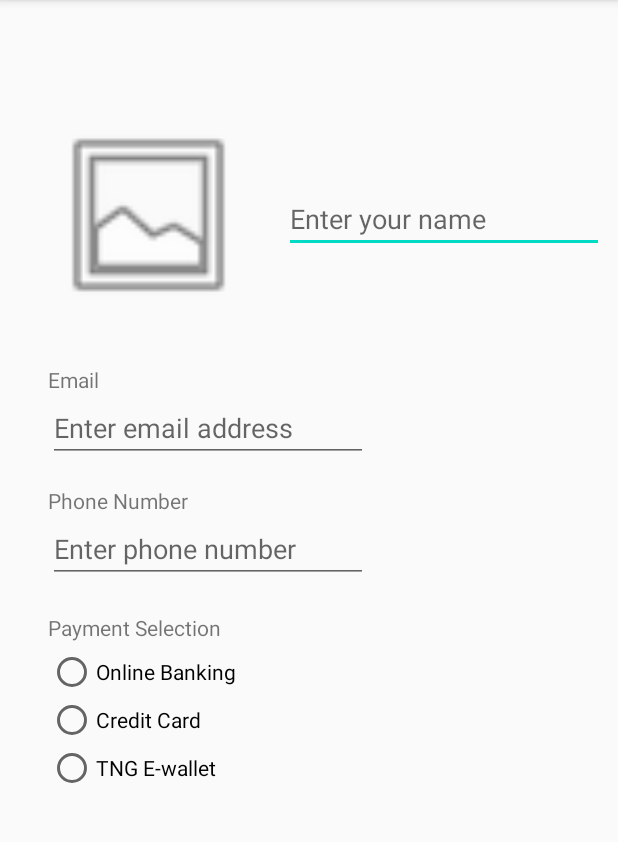
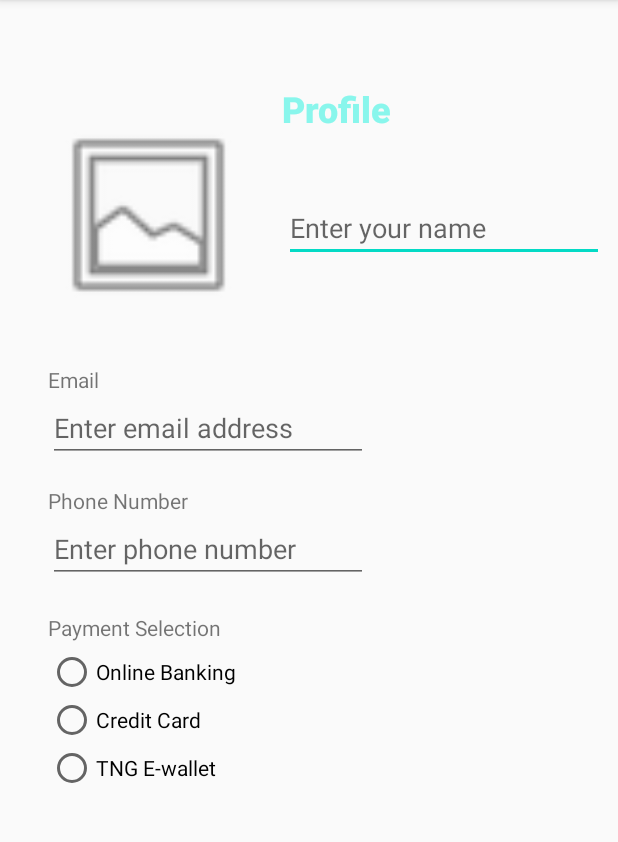
Before and after one commit to RyanYee1057/Assignment, an Android app: the profile screen opened directly, with no data from a screen before it, on a phone screen of 412 x 824 dp, the part 84-926 px from its top. Run offline under Robolectric (Android 15) with nearby library versions, the light colour scheme and no system bars.

Commit message:
By Yee Zhi Sheng

```diff
--- a/app/src/main/java/com/example/assignment/profile.java
+++ b/app/src/main/java/com/example/assignment/profile.java
@@ -20,7 +20,7 @@ public class profile extends AppCompatActivity{
         // Get the intent and its data.
         Intent intent = getIntent();
         String message = intent.getStringExtra(MainActivity.EXTRA_MESSAGE);
-        TextView textView = findViewById(R.id.name_label);
+        TextView textView = findViewById(R.id.name);
         textView.setText(message);
     }
 
--- a/app/src/main/res/layout/profile.xml
+++ b/app/src/main/res/layout/profile.xml
@@ -20,14 +20,18 @@
         app:srcCompat="@android:drawable/ic_menu_gallery" />
 
     <TextView
-        android:id="@+id/name_label"
-        android:layout_width="70dp"
+        android:id="@+id/test"
+        android:layout_width="wrap_content"
         android:layout_height="wrap_content"
-        android:layout_marginTop="100dp"
-        android:text="@string/user_name"
-        app:layout_constraintEnd_toEndOf="parent"
-        app:layout_constraintHorizontal_bias="0.554"
-        app:layout_constraintStart_toStartOf="parent"
+        android:layout_marginStart="22dp"
+        android:layout_marginLeft="22dp"
+        android:layout_marginTop="56dp"
+        android:text="@string/profile"
+        android:textColor="#89F6EC"
+        android:textSize="24sp"
+        android:textStyle="bold"
+        app:fontFamily="sans-serif-black"
+        app:layout_constraintStart_toEndOf="@+id/imageView"
         app:layout_constraintTop_toTopOf="parent" />
 
     <EditText
@@ -36,15 +40,15 @@
         android:layout_height="wrap_content"
         android:layout_marginStart="23dp"
         android:layout_marginLeft="23dp"
-        android:layout_marginTop="4dp"
+        android:layout_marginTop="2dp"
+        android:ems="10"
         android:hint="@string/enter_your_name"
         android:importantForAutofill="no"
-        android:ems="10"
         android:inputType="textPersonName"
         app:layout_constraintEnd_toEndOf="parent"
         app:layout_constraintHorizontal_bias="0.0"
         app:layout_constraintStart_toEndOf="@+id/imageView"
-        app:layout_constraintTop_toBottomOf="@+id/name_label" />
+        app:layout_constraintTop_toBottomOf="@+id/name" />
 
     <TextView
         android:id="@+id/Email"
@@ -141,4 +145,15 @@
             android:text="@string/tng_e_wallet" />
     </RadioGroup>
 
+    <TextView
+        android:id="@+id/name"
+        android:layout_width="wrap_content"
+        android:layout_height="wrap_content"
+        android:layout_marginStart="23dp"
+        android:layout_marginLeft="23dp"
+        android:layout_marginTop="19dp"
+        android:text="@string/user_name"
+        app:layout_constraintStart_toEndOf="@+id/imageView"
+        app:layout_constraintTop_toBottomOf="@+id/test" />
+
 </androidx.constraintlayout.widget.ConstraintLayout>
--- a/app/src/main/res/values/strings.xml
+++ b/app/src/main/res/values/strings.xml
@@ -15,4 +15,5 @@
     <string name="enter_your_name">Enter your name</string>
     <string name="enter_phone_number">Enter phone number</string>
     <string name="enter_email_address">Enter email address</string>
+    <string name="profile">Profile</string>
 </resources>
```
